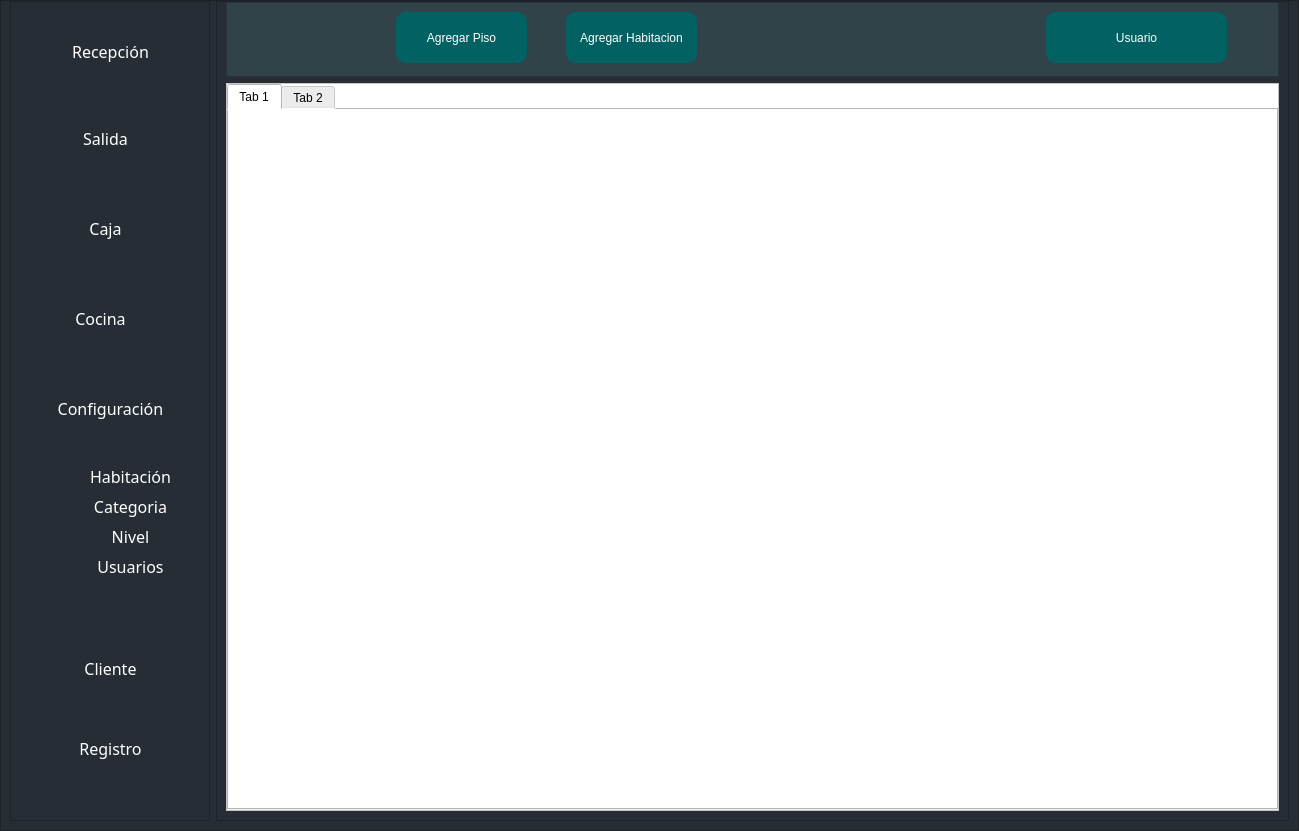
AngelAndreCotocCuzal/Hotel_Proyecto, file view/Interfaz.ui: the form before one commit.
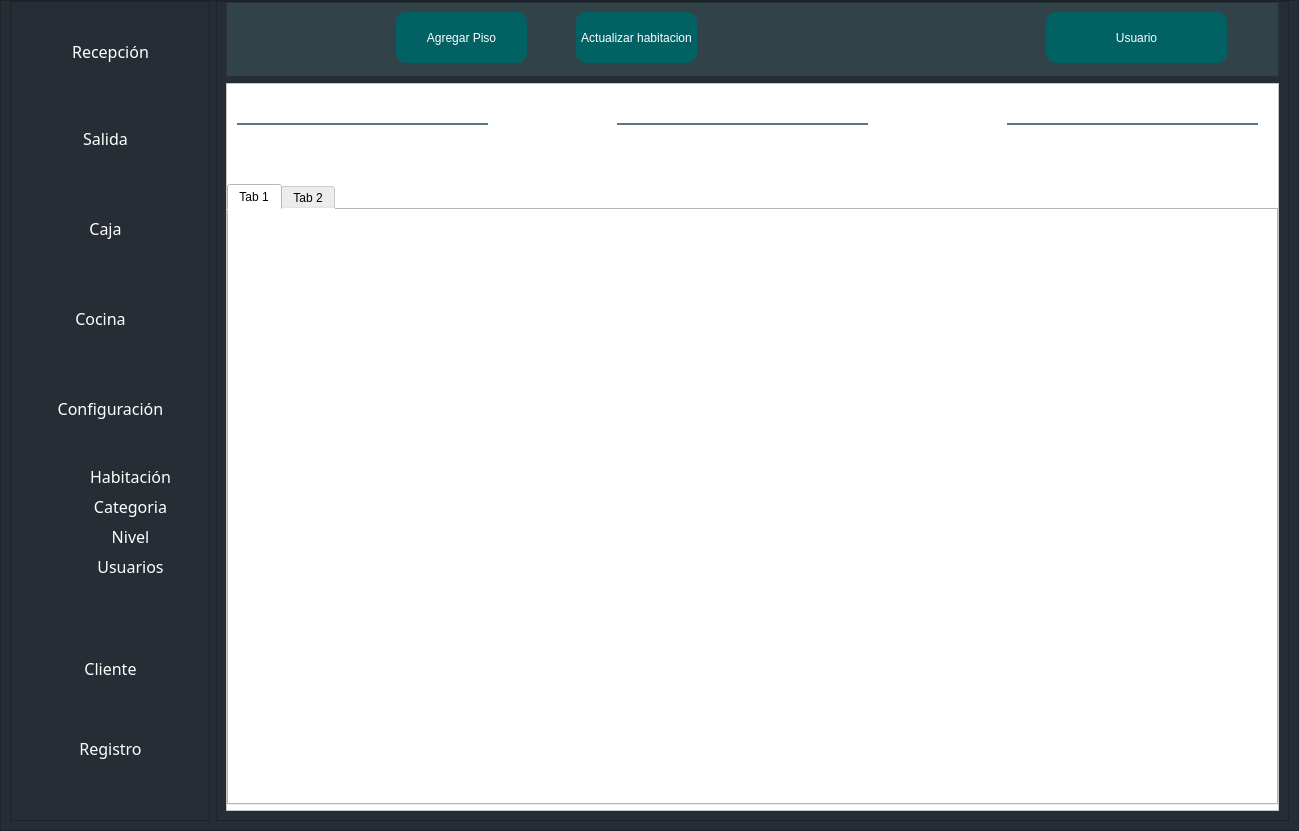
The form after the commit. The open tabs and pages were chosen to show the change.

Commit message: se crearon los botones en la interfaz de manera iterativa tambien se creo espacio para hospedamiento y se arreglaron errores

What changed in the file:
```diff
--- a/view/Interfaz.ui
+++ b/view/Interfaz.ui
@@ -540,14 +540,14 @@
             <widget class="QPushButton" name="pushButton_3">
              <property name="geometry">
               <rect>
-               <x>340</x>
+               <x>350</x>
                <y>10</y>
-               <width>131</width>
+               <width>121</width>
                <height>51</height>
               </rect>
              </property>
              <property name="text">
-              <string>Agregar Habitacion</string>
+              <string>Actualizar habitacion</string>
              </property>
             </widget>
            </widget>
@@ -619,40 +619,97 @@
                 <number>6</number>
                </property>
                <widget class="QWidget" name="pg_recepcion">
-                <layout class="QVBoxLayout" name="verticalLayout_3">
-                 <property name="spacing">
-                  <number>0</number>
+                <widget class="QTabWidget" name="tab_recepcion">
+                 <property name="geometry">
+                  <rect>
+                   <x>0</x>
+                   <y>100</y>
+                   <width>1051</width>
+                   <height>621</height>
+                  </rect>
                  </property>
-                 <property name="leftMargin">
-                  <number>0</number>
+                 <property name="layoutDirection">
+                  <enum>Qt::LeftToRight</enum>
                  </property>
-                 <property name="topMargin">
-                  <number>0</number>
+                 <property name="styleSheet">
+                  <string notr="true">
+QFrame{
+background-color: rgba(50,66,73,255); /* Cambiar el color de fondo a azul oscuro */
+}
+QPushButton{
+    background:rgba(2,97,98,255);
+    /*border: 1px solid #2361a0; /* Cambiar el color del borde a azul oscuro */
+    border-radius: 10px;
+    font: 75 9pt &quot;MS Shell Dlg 2t&quot;;
+/* Cambiar el color de fondo a azul oscuro */
+    color: white;
+}
+
+QPushButton:hover{
+
+background-color: qlineargradient(spread:pad, x1:0, y1:0.505682, x2:1, y2:0.477, stop:0 rgba(14, 52, 83, 1), stop:1 rgba(14, 52, 83, 1));
+color: rgb(255, 255, 255);
+
+}
+
+QLineEdit{
+background-color: rgb(255,255,255);
+border:none;
+border-bottom:2px solid rgba(46, 82, 101, 200);
+   /*color: #2361a0;*/
+	color:rgba(106,105,103,255);
+
+}
+
+QLabel{
+color: rgba(106,105,103,255);
+}
+</string>
                  </property>
-                 <property name="rightMargin">
+                 <property name="currentIndex">
                   <number>0</number>
                  </property>
-                 <property name="bottomMargin">
-                  <number>0</number>
+                 <widget class="QWidget" name="tab_3">
+                  <attribute name="title">
+                   <string>Tab 1</string>
+                  </attribute>
+                 </widget>
+                 <widget class="QWidget" name="tab_4">
+                  <attribute name="title">
+                   <string>Tab 2</string>
+                  </attribute>
+                 </widget>
+                </widget>
+                <widget class="QLineEdit" name="lineEdit">
+                 <property name="geometry">
+                  <rect>
+                   <x>10</x>
+                   <y>20</y>
+                   <width>251</width>
+                   <height>21</height>
+                  </rect>
                  </property>
-                 <item>
-                  <widget class="QTabWidget" name="tab_recepcion">
-                   <property name="currentIndex">
-                    <number>0</number>
-                   </property>
-                   <widget class="QWidget" name="Piso_1">
-                    <attribute name="title">
-                     <string>Tab 1</string>
-                    </attribute>
-                   </widget>
-                   <widget class="QWidget" name="tab_2">
-                    <attribute name="title">
-                     <string>Tab 2</string>
-                    </attribute>
-                   </widget>
-                  </widget>
-                 </item>
-                </layout>
+                </widget>
+                <widget class="QLineEdit" name="lineEdit_5">
+                 <property name="geometry">
+                  <rect>
+                   <x>390</x>
+                   <y>20</y>
+                   <width>251</width>
+                   <height>21</height>
+                  </rect>
+                 </property>
+                </widget>
+                <widget class="QLineEdit" name="lineEdit_6">
+                 <property name="geometry">
+                  <rect>
+                   <x>780</x>
+                   <y>20</y>
+                   <width>251</width>
+                   <height>21</height>
+                  </rect>
+                 </property>
+                </widget>
                </widget>
                <widget class="QWidget" name="page_hab1">
                 <widget class="QFrame" name="frame_9">
```
Left out of the diff: 4 changed lines with no effect on the pictures. The commit also changes 9 other files.
